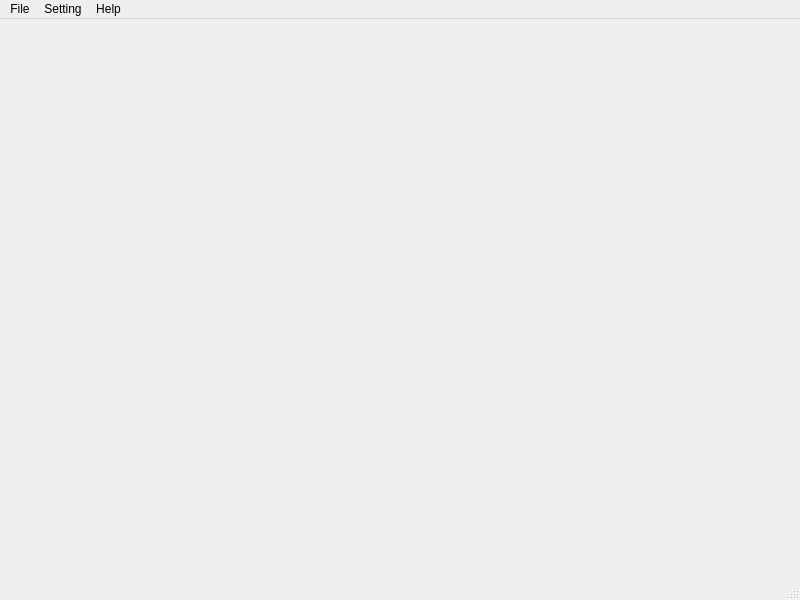
This is mainwindow.ui in sadikul1500/bangla-braille-to-text-translator as Qt 5 draws it before an edit. The edited form follows.
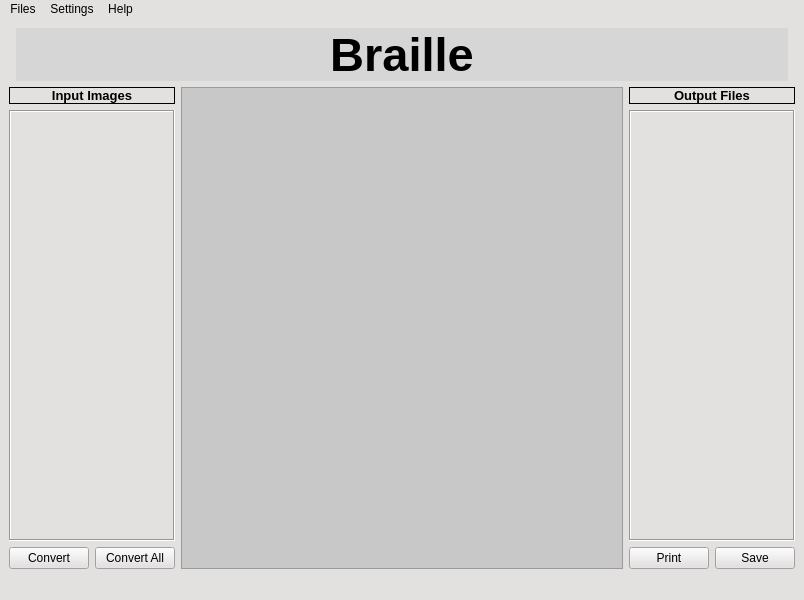
This is the edited form. Icons and pictures are not drawn. Custom widgets are drawn as their Qt base class.

The edit to the form file:
```diff
--- a/mainwindow.ui
+++ b/mainwindow.ui
@@ -6,32 +6,381 @@
    <rect>
     <x>0</x>
     <y>0</y>
-    <width>800</width>
+    <width>804</width>
     <height>600</height>
    </rect>
   </property>
   <property name="windowTitle">
    <string>MainWindow</string>
   </property>
-  <widget class="QWidget" name="centralwidget"/>
+  <property name="layoutDirection">
+   <enum>Qt::LeftToRight</enum>
+  </property>
+  <property name="styleSheet">
+   <string notr="true">background: rgb(227, 224, 224);</string>
+  </property>
+  <widget class="QWidget" name="centralwidget">
+   <property name="layoutDirection">
+    <enum>Qt::LeftToRight</enum>
+   </property>
+   <layout class="QHBoxLayout" name="horizontalLayout_5">
+    <item>
+     <layout class="QVBoxLayout" name="verticalLayout_3">
+      <item>
+       <layout class="QHBoxLayout" name="horizontalLayout">
+        <property name="spacing">
+         <number>0</number>
+        </property>
+        <item>
+         <widget class="QLabel" name="labelIIT">
+          <property name="sizePolicy">
+           <sizepolicy hsizetype="Minimum" vsizetype="Maximum">
+            <horstretch>0</horstretch>
+            <verstretch>0</verstretch>
+           </sizepolicy>
+          </property>
+          <property name="baseSize">
+           <size>
+            <width>0</width>
+            <height>0</height>
+           </size>
+          </property>
+          <property name="text">
+           <string/>
+          </property>
+          <property name="pixmap">
+           <pixmap resource="Resources.qrc">:/logo/iitLogo.jpg</pixmap>
+          </property>
+          <property name="scaledContents">
+           <bool>true</bool>
+          </property>
+         </widget>
+        </item>
+        <item>
+         <widget class="QLabel" name="labelAppName">
+          <property name="sizePolicy">
+           <sizepolicy hsizetype="Expanding" vsizetype="Preferred">
+            <horstretch>0</horstretch>
+            <verstretch>0</verstretch>
+           </sizepolicy>
+          </property>
+          <property name="font">
+           <font>
+            <pointsize>35</pointsize>
+            <weight>75</weight>
+            <bold>true</bold>
+           </font>
+          </property>
+          <property name="styleSheet">
+           <string notr="true">background: rgb(214, 214, 214);
+background-image: url(:/logo/background1.jpg);
+</string>
+          </property>
+          <property name="text">
+           <string>Braille</string>
+          </property>
+          <property name="alignment">
+           <set>Qt::AlignCenter</set>
+          </property>
+         </widget>
+        </item>
+        <item>
+         <widget class="QLabel" name="labelICT">
+          <property name="sizePolicy">
+           <sizepolicy hsizetype="Minimum" vsizetype="Preferred">
+            <horstretch>0</horstretch>
+            <verstretch>0</verstretch>
+           </sizepolicy>
+          </property>
+          <property name="text">
+           <string/>
+          </property>
+          <property name="pixmap">
+           <pixmap resource="Resources.qrc">:/logo/ictLogo.jpg</pixmap>
+          </property>
+          <property name="scaledContents">
+           <bool>true</bool>
+          </property>
+         </widget>
+        </item>
+       </layout>
+      </item>
+      <item>
+       <layout class="QHBoxLayout" name="horizontalLayout_4">
+        <item>
+         <layout class="QVBoxLayout" name="verticalLayout_2">
+          <item>
+           <widget class="QLabel" name="label_2">
+            <property name="enabled">
+             <bool>true</bool>
+            </property>
+            <property name="sizePolicy">
+             <sizepolicy hsizetype="Preferred" vsizetype="Fixed">
+              <horstretch>0</horstretch>
+              <verstretch>0</verstretch>
+             </sizepolicy>
+            </property>
+            <property name="minimumSize">
+             <size>
+              <width>0</width>
+              <height>0</height>
+             </size>
+            </property>
+            <property name="font">
+             <font>
+              <pointsize>10</pointsize>
+              <weight>75</weight>
+              <bold>true</bold>
+             </font>
+            </property>
+            <property name="frameShape">
+             <enum>QFrame::Box</enum>
+            </property>
+            <property name="text">
+             <string>Input Images</string>
+            </property>
+            <property name="alignment">
+             <set>Qt::AlignCenter</set>
+            </property>
+           </widget>
+          </item>
+          <item>
+           <widget class="OListView" name="openListView">
+            <property name="sizePolicy">
+             <sizepolicy hsizetype="Maximum" vsizetype="Expanding">
+              <horstretch>0</horstretch>
+              <verstretch>0</verstretch>
+             </sizepolicy>
+            </property>
+            <property name="frameShape">
+             <enum>QFrame::Box</enum>
+            </property>
+            <property name="lineWidth">
+             <number>1</number>
+            </property>
+           </widget>
+          </item>
+          <item>
+           <layout class="QHBoxLayout" name="horizontalLayout_2">
+            <item>
+             <widget class="QPushButton" name="convrt">
+              <property name="sizePolicy">
+               <sizepolicy hsizetype="Maximum" vsizetype="Fixed">
+                <horstretch>0</horstretch>
+                <verstretch>0</verstretch>
+               </sizepolicy>
+              </property>
+              <property name="text">
+               <string>Convert</string>
+              </property>
+             </widget>
+            </item>
+            <item>
+             <widget class="QPushButton" name="convrtAll">
+              <property name="sizePolicy">
+               <sizepolicy hsizetype="Maximum" vsizetype="Fixed">
+                <horstretch>0</horstretch>
+                <verstretch>0</verstretch>
+               </sizepolicy>
+              </property>
+              <property name="text">
+               <string>Convert All</string>
+              </property>
+             </widget>
+            </item>
+           </layout>
+          </item>
+         </layout>
+        </item>
+        <item>
+         <widget class="QScrollArea" name="scrollArea">
+          <property name="sizePolicy">
+           <sizepolicy hsizetype="Expanding" vsizetype="Expanding">
+            <horstretch>0</horstretch>
+            <verstretch>3</verstretch>
+           </sizepolicy>
+          </property>
+          <property name="styleSheet">
+           <string notr="true">background: rgb(200, 200, 200);</string>
+          </property>
+          <property name="verticalScrollBarPolicy">
+           <enum>Qt::ScrollBarAsNeeded</enum>
+          </property>
+          <property name="horizontalScrollBarPolicy">
+           <enum>Qt::ScrollBarAsNeeded</enum>
+          </property>
+          <property name="sizeAdjustPolicy">
+           <enum>QAbstractScrollArea::AdjustIgnored</enum>
+          </property>
+          <property name="widgetResizable">
+           <bool>false</bool>
+          </property>
+          <property name="alignment">
+           <set>Qt::AlignCenter</set>
+          </property>
+          <widget class="QWidget" name="scrollAreaWidgetContents">
+           <property name="geometry">
+            <rect>
+             <x>2</x>
+             <y>16</y>
+             <width>248</width>
+             <height>408</height>
+            </rect>
+           </property>
+           <property name="sizePolicy">
+            <sizepolicy hsizetype="Expanding" vsizetype="Expanding">
+             <horstretch>0</horstretch>
+             <verstretch>0</verstretch>
+            </sizepolicy>
+           </property>
+           <widget class="ImageLabel" name="imageLabel">
+            <property name="geometry">
+             <rect>
+              <x>-11</x>
+              <y>-21</y>
+              <width>1011</width>
+              <height>831</height>
+             </rect>
+            </property>
+            <property name="sizePolicy">
+             <sizepolicy hsizetype="Expanding" vsizetype="Expanding">
+              <horstretch>0</horstretch>
+              <verstretch>0</verstretch>
+             </sizepolicy>
+            </property>
+            <property name="minimumSize">
+             <size>
+              <width>250</width>
+              <height>250</height>
+             </size>
+            </property>
+            <property name="styleSheet">
+             <string notr="true">background: rgb(200, 200, 200);
+margin-top:0px;</string>
+            </property>
+            <property name="text">
+             <string>Double click any file to see its content here</string>
+            </property>
+            <property name="alignment">
+             <set>Qt::AlignHCenter|Qt::AlignTop</set>
+            </property>
+            <property name="margin">
+             <number>25</number>
+            </property>
+           </widget>
+          </widget>
+         </widget>
+        </item>
+        <item>
+         <layout class="QVBoxLayout" name="verticalLayout">
+          <item>
+           <widget class="QLabel" name="label_3">
+            <property name="sizePolicy">
+             <sizepolicy hsizetype="Preferred" vsizetype="Fixed">
+              <horstretch>0</horstretch>
+              <verstretch>0</verstretch>
+             </sizepolicy>
+            </property>
+            <property name="font">
+             <font>
+              <pointsize>10</pointsize>
+              <weight>75</weight>
+              <bold>true</bold>
+              <stylestrategy>PreferDefault</stylestrategy>
+             </font>
+            </property>
+            <property name="frameShape">
+             <enum>QFrame::Box</enum>
+            </property>
+            <property name="lineWidth">
+             <number>1</number>
+            </property>
+            <property name="text">
+             <string>Output Files</string>
+            </property>
+            <property name="alignment">
+             <set>Qt::AlignCenter</set>
+            </property>
+           </widget>
+          </item>
+          <item>
+           <widget class="OListView" name="resultListView">
+            <property name="sizePolicy">
+             <sizepolicy hsizetype="Maximum" vsizetype="Expanding">
+              <horstretch>0</horstretch>
+              <verstretch>0</verstretch>
+             </sizepolicy>
+            </property>
+            <property name="baseSize">
+             <size>
+              <width>0</width>
+              <height>0</height>
+             </size>
+            </property>
+            <property name="frameShape">
+             <enum>QFrame::Box</enum>
+            </property>
+            <property name="lineWidth">
+             <number>1</number>
+            </property>
+           </widget>
+          </item>
+          <item>
+           <layout class="QHBoxLayout" name="horizontalLayout_3">
+            <item>
+             <widget class="QPushButton" name="btnPrint">
+              <property name="sizePolicy">
+               <sizepolicy hsizetype="Maximum" vsizetype="Fixed">
+                <horstretch>0</horstretch>
+                <verstretch>0</verstretch>
+               </sizepolicy>
+              </property>
+              <property name="text">
+               <string>Print</string>
+              </property>
+             </widget>
+            </item>
+            <item>
+             <widget class="QPushButton" name="btnSave">
+              <property name="sizePolicy">
+               <sizepolicy hsizetype="Maximum" vsizetype="Fixed">
+                <horstretch>0</horstretch>
+                <verstretch>0</verstretch>
+               </sizepolicy>
+              </property>
+              <property name="text">
+               <string>Save</string>
+              </property>
+             </widget>
+            </item>
+           </layout>
+          </item>
+         </layout>
+        </item>
+       </layout>
+      </item>
+     </layout>
+    </item>
+   </layout>
+  </widget>
   <widget class="QMenuBar" name="menubar">
    <property name="geometry">
     <rect>
      <x>0</x>
      <y>0</y>
-     <width>800</width>
-     <height>21</height>
+     <width>804</width>
+     <height>22</height>
     </rect>
    </property>
-   <widget class="QMenu" name="menuFile">
+   <widget class="QMenu" name="menuFiles">
     <property name="title">
-     <string>File</string>
+     <string>Files</string>
     </property>
     <addaction name="actionOpen_Files"/>
    </widget>
-   <widget class="QMenu" name="menuSetting">
+   <widget class="QMenu" name="menuSettings">
     <property name="title">
-     <string>Setting</string>
+     <string>Settings</string>
     </property>
     <addaction name="actionEnvironmen_Variable"/>
    </widget>
@@ -41,12 +390,25 @@
     </property>
     <addaction name="actionContact_Us"/>
    </widget>
-   <addaction name="menuFile"/>
-   <addaction name="menuSetting"/>
+   <addaction name="menuFiles"/>
+   <addaction name="menuSettings"/>
    <addaction name="menuHelp"/>
   </widget>
-  <widget class="QStatusBar" name="statusbar"/>
-  <action name="actionEnvironmen_Variable">
+  <widget class="QStatusBar" name="statusbar">
+   <property name="toolTip">
+    <string/>
+   </property>
+   <property name="toolTipDuration">
+    <number>-1</number>
+   </property>
+   <property name="whatsThis">
+    <string/>
+   </property>
+   <property name="sizeGripEnabled">
+    <bool>true</bool>
+   </property>
+  </widget>
+  <action name="actionOpenFiles">
    <property name="text">
     <string>Environmen Variable</string>
    </property>
@@ -62,6 +424,20 @@
    </property>
   </action>
  </widget>
- <resources/>
+ <customwidgets>
+  <customwidget>
+   <class>OListView</class>
+   <extends>QListView</extends>
+   <header>olistview.h</header>
+  </customwidget>
+  <customwidget>
+   <class>ImageLabel</class>
+   <extends>QLabel</extends>
+   <header>imagelabel.h</header>
+  </customwidget>
+ </customwidgets>
+ <resources>
+  <include location="Resources.qrc"/>
+ </resources>
  <connections/>
 </ui>
```
Left out of the diff: 53 changed lines with no effect on the pictures.
